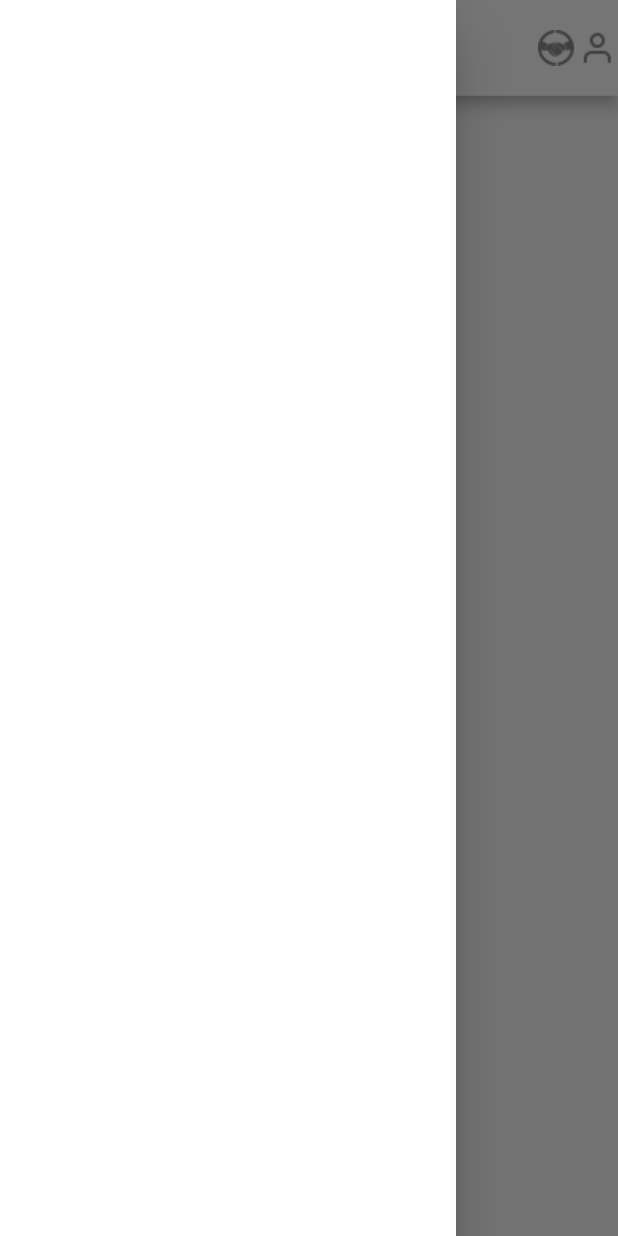
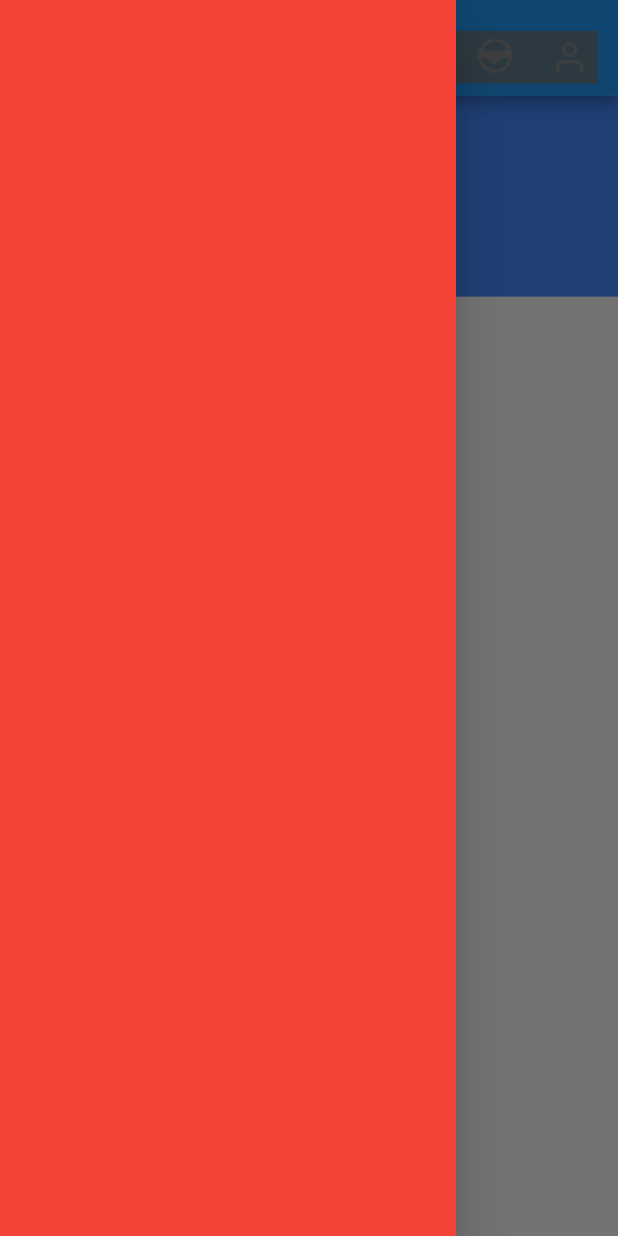
Before and after one commit to asif-excelitai/bpp_seller_ui, a Flutter app: the screen it shows after launch, with the side drawer open, on a phone screen of 412 x 824 dp. Run offline on Flutter 3.47's test engine with Material 2 defaults, Android fonts, the phone set to English and light mode, and no system bars; our stand-ins replace flutter_screenutil.

Commit message:
app constant class start ......appbar structure complete....drawer button problem is solved now for this time its need to increase size of touch screen

```diff
--- a/lib/main.dart
+++ b/lib/main.dart
@@ -1,4 +1,4 @@
-import 'package:bpp_seller_ans/pages/screens/Home_Screen/home_screen.dart';
+import 'package:bpp_seller_ans/pages/screens/Home_Screen/widgets/homepage.dart';
 import 'package:flutter/material.dart';
 import 'package:flutter/services.dart';
 import 'package:flutter_screenutil/flutter_screenutil.dart';
@@ -16,10 +16,9 @@ class Myapp extends StatelessWidget {
       minTextAdapt: true,
       splitScreenMode: true,
       builder: (_,child){
-        return MaterialApp(
+        return const MaterialApp(
           debugShowCheckedModeBanner: false,
-          title: 'Homepage',
-          home: const Homepage(),
+          home:  Homepage(),
         );
       },
 
--- a/lib/pages/screens/Home_Screen/home_screen.dart
+++ b/lib/pages/screens/Home_Screen/home_screen.dart
@@ -1,47 +1,147 @@
-import 'package:bpp_seller_ans/pages/screens/Home_Screen/widgets/search_bar.dart';
-import 'package:flutter/material.dart';
-import 'package:flutter/services.dart';
-import 'package:flutter_screenutil/flutter_screenutil.dart';
+// import 'package:bpp_seller_ans/pages/screens/Home_Screen/widgets/search_bar.dart';
+// import 'package:flutter/material.dart';
+// import 'package:flutter/services.dart';
 
-class Homepage extends StatefulWidget {
-  const Homepage({super.key});
+//
+// class Homepage extends StatefulWidget {
+//   const Homepage({super.key});
+//
+//   @override
+//   State<Homepage> createState() => _HomepageState();
+// }
+// final GlobalKey<ScaffoldState> _scaffoldKey = new GlobalKey<ScaffoldState>();
+//
+// Row(
+//
+//
+//
+//
+//
+//
+// class _HomepageState extends State<Homepage> {
+//   @override
+//   Widget build(BuildContext context) {
+//     return  Scaffold(
+//       // key: _scaffoldKey,
+//       // appBar: AppBar(
+//       //   automaticallyImplyLeading: false,
+//       //   toolbarHeight: 62.h,
+//       //   backgroundColor: Color(0xffFFFFFF),
+//       //   title: CustomSearchBar(),
+//       //   leading: Padding(
+//       //     padding:  EdgeInsets.only(top:25.h,left: 12.w,bottom: 13.h),
+//       //     // child: InkWell(
+//       //     //     child: Image.asset("assets/icon/drawer.png",width: 18.w,height: 18.h,),
+//       //     // onTap: (){
+//       //     //   // _scaffoldKey.currentState!.openDrawer();
+//       //     // },
+//       //     // ),
+//       //   ),
+//       //   actions: [
+//       //     Image.asset("assets/icon/agent.png",height: 27.h,width: 27.h,color: Color(0xFF8A8A8A)),
+//       //     Image.asset("assets/icon/user.png",width: 24.w,height: 24.h,),
+//       //   ],
+//       // ),
+//       //
+//       // drawer: Drawer(
+//       //   backgroundColor: Color(0xffFFFFFF),
+//       // ),
+//       body: Center(
+//         child: Container(
+//           height: 62.h,
+//           color: Colors.cyanAccent,
+//           child: Padding(
+//               padding: EdgeInsets.only(top: 20.h,bottom: 8.h,right: 12.w),
+//             child: Container(
+//               color: Colors.red,
+//               child: Row(
+//                 children: [
+//
+//                   Padding(
+//                     padding: EdgeInsets.only(bottom: 5.h,left: 12.h,right: 24.w),
+//                     child: Container(
+//                       color: Color(0xffFFFFFF) ,
+//                       child: InkWell(
+//                         child: Icon(Icons.access_alarm),
+//                         onTap: (){
+//                         },
+//                       ),
+//                     ),
+//                   ),
+//                   Container(
+//                     height: 34.h,
+//                     width: 184.h,
+//                     color: Colors.blueAccent,
+//
+//                   ),
+//
+//                 ],
+//               ),
+//             ),
+//
+//           ),
+//
+//         ),
+//       ),
+//       drawer: Drawer(
+//         backgroundColor: Color(0xffFFFFFF),
+//
+//
+//       ),
+//     );
+//   }
+// }
+// ),
+// // children: [
+// //
+// // Padding(
+// // padding: EdgeInsets.only(bottom: 5.h,left: 12.h,right: 24.w),
+// // child: Container(
+// // color: Color(0xffFFFFFF) ,
+// // child: InkWell(
+// // child: Icon(Icons.access_alarm),
+// // onTap: (){
+// // },
+// // ),
+// // ),
+// // ),
+// // Container(
+// // height: 34.h,
+// // width: 184.h,
+// // color: Colors.blueAccent,
+// //
+// // ),
+// //
+// // ],
 
-  @override
-  State<Homepage> createState() => _HomepageState();
-}
-
-class _HomepageState extends State<Homepage> {
-  @override
-  Widget build(BuildContext context) {
-    return Scaffold(
-      appBar: AppBar(
-        toolbarHeight: 62.h,
-        backgroundColor: Color(0xffFFFFFF),
-        title: CustomSearchBar(),
-        leading: Padding(
-          padding:  EdgeInsets.only(top:25.h,left: 12.w,bottom: 13.h),
-          child: InkWell(
-              child: Image.asset("assets/icon/drawer.png",width: 18.w,height: 18.h,),
-          onTap: (){
-
-          },
-          ),
-        ),
-        actions: [
-          Image.asset("assets/icon/agent.png",height: 27.h,width: 27.h,color: Color(0xFF8A8A8A)),
-          Image.asset("assets/icon/user.png",width: 24.w,height: 24.h,),
-        ],
-      ),
-      //
-      // drawer: Drawer(
-      //   backgroundColor: Color(0xffFFFFFF),
-      // ),
-      body: Container(),
-      drawer: Drawer(
-        backgroundColor: Color(0xffFFFFFF),
-
-
-      ),
-    );
-  }
-}
+// import 'package:bpp_seller_ans/pages/screens/Home_Screen/widgets/homepage.dart';
+// import 'package:flutter_screenutil/flutter_screenutil.dart';
+// import 'package:flutter/material.dart';
+//
+// class Homepage extends StatefulWidget {
+//      Homepage({super.key});
+//
+//   @override
+//   State<Homepage> createState() => _HomepageState();
+//   // final GlobalKey<ScaffoldState> _scaffoldKey = new GlobalKey<ScaffoldState>();
+// }
+//
+// class _HomepageState extends State<Homepage> {
+//   @override
+//   Widget build(BuildContext context) {
+//     return Scaffold(
+//
+//       body: Column(
+//         children: [
+//           CustomAppbar(),
+//           Center(
+//             child: Text("not finished yet"),
+//           ),
+//         ],
+//       ),
+//
+//     );
+//   }
+// }
+//
+//
--- /dev/null
+++ b/lib/pages/screens/Home_Screen/widgets/homepage.dart
@@ -0,0 +1,202 @@
+import 'package:flutter/material.dart';
+import 'package:flutter/services.dart';
+import 'package:flutter_screenutil/flutter_screenutil.dart';
+
+
+class Homepage extends StatefulWidget {
+  const Homepage({
+    super.key,
+  });
+
+  @override
+  State<Homepage> createState() => _HomepageState();
+}
+
+class _HomepageState extends State<Homepage> {
+  GlobalKey<ScaffoldState> _scaffoldKey = GlobalKey<ScaffoldState>();
+  @override
+  Widget build(BuildContext context) {
+    SystemChrome.setSystemUIOverlayStyle(SystemUiOverlayStyle(
+      statusBarColor: Colors.transparent, // Set status bar color to transparent
+    ));
+    return Scaffold(
+      key: _scaffoldKey,
+      appBar: AppBar(
+        toolbarHeight: 62.h,
+        actions: [
+           Container(
+            margin: EdgeInsets.fromLTRB(12.w, 20.h, 12.w, 8.h),
+            color: Colors.blueGrey,
+            child: Row(
+              children: [
+                Padding(
+                  padding: EdgeInsets.only(top: 5.h,right: 24.w,bottom: 5.h),
+                  child: Container(
+                    margin: EdgeInsets.only(top: 3.h,bottom: 3.h,right: 8.w),
+                    child: InkWell(
+                      child: Image.asset("assets/icon/drawer.png",width: 18.w,height: 18.h,),
+                      onTap: (){
+                        _scaffoldKey.currentState!.openDrawer();
+                      },
+                    ),
+                  ),
+                ),
+                Container(
+                  width: 184.w,
+                  height: 34.h,
+                  color: Colors.red,
+                ),
+                Padding(
+                  padding:  EdgeInsets.only(top: 4.h,left: 26.w,bottom: 4.h),
+                  child: Row(
+                    children: [
+                      Container(
+                        margin: EdgeInsets.only(top: 1.h,bottom: 3.h,right: 3.w,),
+                        child: InkWell(
+                          child: Image.asset("assets/icon/agent.png",width: 27.w,height: 26.h,),
+                          onTap: (){
+                          },
+                        )
+
+                        // Image.asset("assets/icon/user.png",) assets/icon/agent.png
+
+                        ,),
+                      Container(
+                          margin: EdgeInsets.only(right: 4.w,left: 15.w),
+                          child: InkWell(
+                            child: Image.asset("assets/icon/user.png",width: 24.w,height: 24.h,),
+                            onTap: (){
+                            },
+                          )
+                      ),
+                    ],
+                  ),
+                )
+
+              ],
+            ),
+          ),
+        ],
+      ),
+
+      body:Container(
+        height: 130.h,
+        color: Colors.blueAccent,
+        // child: Container(
+        //   margin: EdgeInsets.fromLTRB(12.w, 20.h, 12.w, 8.h),
+        //   color: Colors.blueGrey,
+        //   child: Row(
+        //     children: [
+        //       Padding(
+        //         padding: EdgeInsets.only(top: 5.h,right: 24.w,bottom: 5.h),
+        //         child: Container(
+        //           margin: EdgeInsets.only(top: 3.h,bottom: 3.h,right: 8.w),
+        //           child: InkWell(
+        //             child: Image.asset("assets/icon/drawer.png",width: 18.w,height: 18.h,),
+        //             onTap: (){
+        //               _scaffoldKey.currentState!.openDrawer();
+        //             },
+        //           ),
+        //         ),
+        //       ),
+        //       Container(
+        //         width: 184.w,
+        //         height: 34.h,
+        //         color: Colors.red,
+        //       ),
+        //       Padding(
+        //         padding:  EdgeInsets.only(top: 4.h,left: 26.w,bottom: 4.h),
+        //         child: Row(
+        //           children: [
+        //             Container(
+        //               margin: EdgeInsets.only(top: 1.h,bottom: 3.h,right: 3.w,),
+        //               child: InkWell(
+        //                 child: Image.asset("assets/icon/agent.png",width: 27.w,height: 26.h,),
+        //                 onTap: (){
+        //                 },
+        //               )
+        //
+        //               // Image.asset("assets/icon/user.png",) assets/icon/agent.png
+        //
+        //               ,),
+        //             Container(
+        //                 margin: EdgeInsets.only(right: 4.w,left: 15.w),
+        //                 child: InkWell(
+        //                   child: Image.asset("assets/icon/user.png",width: 24.w,height: 24.h,),
+        //                   onTap: (){
+        //                   },
+        //                 )
+        //             ),
+        //           ],
+        //         ),
+        //       )
+        //
+        //     ],
+        //   ),
+        // ),
+      ),
+      drawer: Drawer(
+        backgroundColor: Colors.red,
+      ) ,
+      // appBar: PreferredSize(preferredSize: Size.fromHeight(62.h),
+      //     child: Container(
+      //       height: 62.h,
+      //       color: Colors.cyanAccent,
+      //       child: Container(
+      //         margin: EdgeInsets.fromLTRB(12.w, 20.h, 12.w, 8.h),
+      //         color: Colors.blueGrey,
+      //         child: Row(
+      //           children: [
+      //             Padding(
+      //               padding: EdgeInsets.only(top: 5.h,right: 24.w,bottom: 5.h),
+      //               child: Container(
+      //                 margin: EdgeInsets.only(top: 3.h,bottom: 3.h,right: 8.w),
+      //                 child: InkWell(
+      //                   child: Image.asset("assets/icon/drawer.png",width: 18.w,height: 18.h,),
+      //                   onTap: (){
+      //                     Scaffold.of(context).openDrawer();
+      //                   },
+      //                 ),
+      //               ),
+      //             ),
+      //             Container(
+      //               width: 184.w,
+      //               height: 34.h,
+      //               color: Colors.red,
+      //             ),
+      //             Padding(
+      //               padding:  EdgeInsets.only(top: 4.h,left: 26.w,bottom: 4.h),
+      //               child: Row(
+      //                 children: [
+      //                   Container(
+      //                     margin: EdgeInsets.only(top: 1.h,bottom: 3.h,right: 3.w,),
+      //                     child: InkWell(
+      //                       child: Image.asset("assets/icon/agent.png",width: 27.w,height: 26.h,),
+      //                       onTap: (){
+      //                       },
+      //                     )
+      //
+      //
+      //                     ,),
+      //                   Container(
+      //                       margin: EdgeInsets.only(right: 4.w,left: 15.w),
+      //                       child: InkWell(
+      //                         child: Image.asset("assets/icon/user.png",width: 24.w,height: 24.h,),
+      //                         onTap: (){
+      //                         },
+      //                       )
+      //                   ),
+      //                 ],
+      //               ),
+      //             )
+      //
+      //           ],
+      //         ),
+      //       ),
+      //     )
+      // )
+    );
+  }
+
+
+}
--- a/lib/pages/screens/Home_Screen/widgets/search_bar.dart
+++ b/lib/pages/screens/Home_Screen/widgets/search_bar.dart
@@ -7,21 +7,30 @@ class CustomSearchBar extends StatelessWidget {
 
   @override
   Widget build(BuildContext context) {
-    return Container(
-      margin: EdgeInsets.fromLTRB(6.w, 20.h,6.w , 8.h),
-      decoration: BoxDecoration(
-         color:  Color(0xFFFFFFFF),
-        // color: Colors.red,
-        borderRadius: BorderRadius.circular(5),
-      ),
-      height: 34.h,
-      width: 184.w,
-      child: SearchBar(
-        leading: Padding(
-          padding: EdgeInsets.all(10),
-          child: Image.asset("assets/icon/searchbpplogo.png",height: 25.65.h,width: 18.w,),
+    return Row(
+      children: [
+        InkWell(
+          child: Image.asset("assets/icon/drawer.png",width: 18.w,height: 18.h,),
+          onTap: (){
+          },
         ),
-      ),
+        Container(
+          margin: EdgeInsets.fromLTRB(24.w, 20.h,6.w , 8.h),
+          decoration: BoxDecoration(
+             // color:  Color(0xFFFFFFFF),
+            color: Colors.red,
+            borderRadius: BorderRadius.circular(5),
+          ),
+          height: 34.h,
+          width: 184.w,
+          // child: SearchBar(
+          //   leading: Padding(
+          //     padding: EdgeInsets.all(10),
+          //     child: Image.asset("assets/icon/searchbpplogo.png",height: 25.65.h,width: 18.w,),
+          //   ),
+          // ),
+        ),
+      ],
     );
   }
 }
```
Also changed, not shown: lib/utils/constant/colors.dart (+8 -0 lines), lib/utils/constant/text_property.dart (added, +90 -0 lines), pubspec.yaml (+5 -16 lines), assets/fonts/Inter-Regular.ttf (added).
